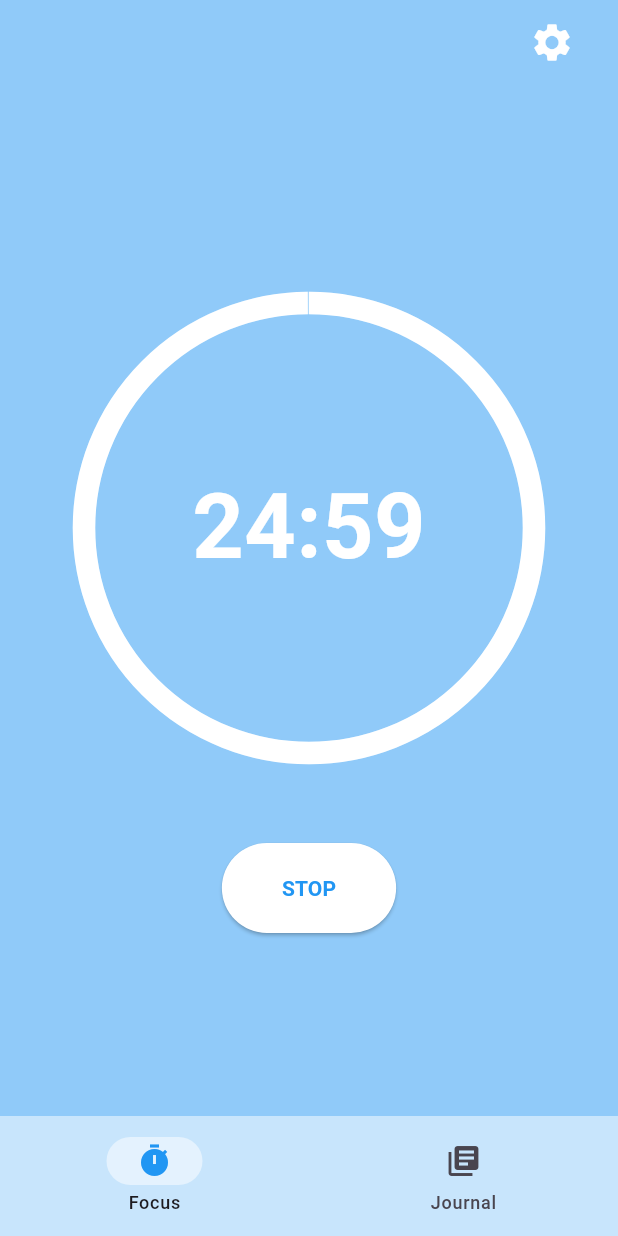
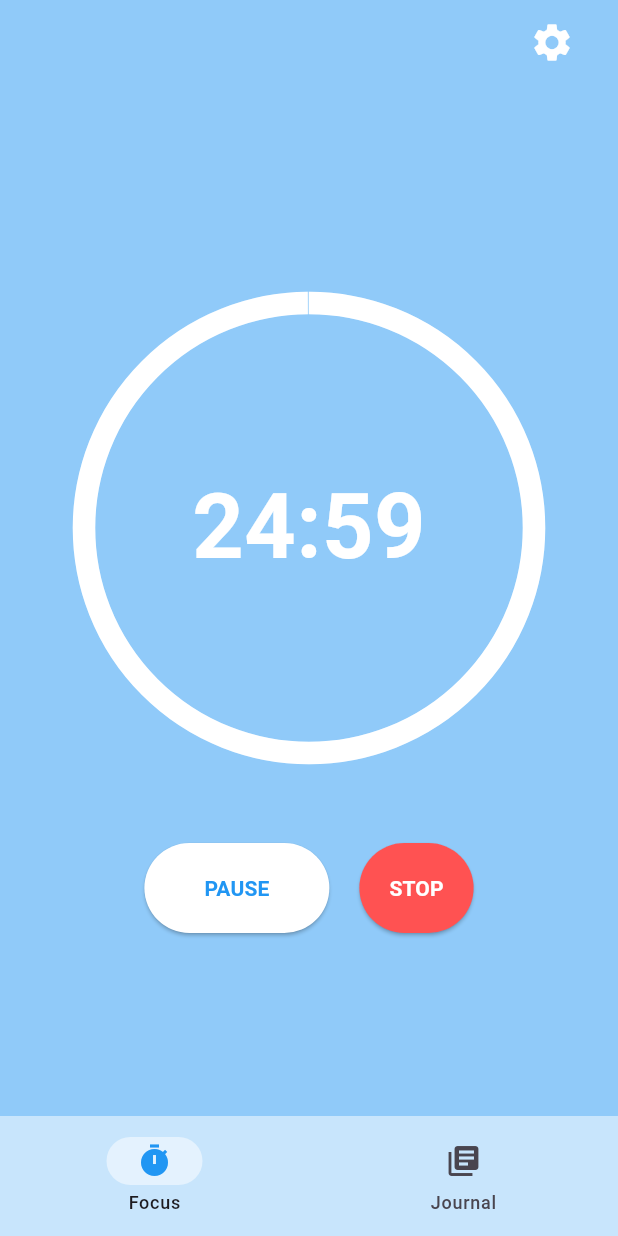
Before and after one commit to giopato02/NullState_App, a Flutter app: the screen it shows after launch, after a tap on the "remove circle outline" icon, after a tap on the "add circle outline" icon, after a tap on "START FOCUS", on a phone screen of 412 x 824 dp. Run offline on Flutter 3.47's test engine with Material 3 defaults, Android fonts, the phone set to English and light mode, and no system bars; our stand-ins replace hive, hive_flutter, wakelock_plus; accounts and stored records are empty.

Commit message:
Fixed some bugs with the timer and Added a FEATURE: Pause/Resume

```diff
--- a/lib/pages/focus_page.dart
+++ b/lib/pages/focus_page.dart
@@ -1,6 +1,7 @@
 import 'package:flutter/material.dart';
 import 'package:hive_flutter/hive_flutter.dart';
 import 'dart:async';
+import 'package:wakelock_plus/wakelock_plus.dart';
 
 class FocusPage extends StatefulWidget {
   const FocusPage({super.key});
@@ -9,102 +10,187 @@ class FocusPage extends StatefulWidget {
   State<FocusPage> createState() => _FocusPageState();
 }
 
-class _FocusPageState extends State<FocusPage> {
-// Variables
+class _FocusPageState extends State<FocusPage> with WidgetsBindingObserver {
+  // --Variables--
   double selectedMinutes = 25;
+
+  // State Flags
   bool isRunning = false;
+  bool isPaused = false;
 
+  DateTime? _endTime;
   int remainingSeconds = 0;
   Timer? timer;
   int totalSeconds = 0;
 
+  bool _wasStrictlyInterrupted = false;
+
   @override
   void initState() {
     super.initState();
-    // Access the box opened in main.dart
+    WidgetsBinding.instance.addObserver(this);
+
     final settingsBox = Hive.box('settings_box');
-
-    // Get the saved value (Default: 25)
     double savedDuration = settingsBox.get('focusDuration', defaultValue: 25.0);
-
-    // Update the variable that controls the slider and text
     setState(() {
       selectedMinutes = savedDuration;
     });
   }
 
-// Functions for the Timer Logic
+  @override
+  void dispose() {
+    WidgetsBinding.instance.removeObserver(this);
+    WakelockPlus.disable();
+    timer?.cancel();
+    super.dispose();
+  }
+
+  // --Functions--
 void startTimer() {
+    final settingsBox = Hive.box('settings_box');
+    bool isStrict = settingsBox.get('isStrictMode', defaultValue: false);
+
     setState(() {
       isRunning = true;
-      // Convert minutes to seconds
-      remainingSeconds = (selectedMinutes * 60).toInt();
-      totalSeconds = remainingSeconds;
+      isPaused = false;
     });
 
-    // Start the Ticker (Run this code every 1 second)
+    if (_endTime == null) {
+        totalSeconds = (selectedMinutes * 60).toInt();
+        remainingSeconds = totalSeconds;
+        _endTime = DateTime.now().add(Duration(seconds: totalSeconds));
+    }
+    else {
+        _endTime = DateTime.now().add(Duration(seconds: remainingSeconds));
+    }
+
+    if (isStrict) {
+      WakelockPlus.enable();
+    }
+
     timer = Timer.periodic(const Duration(seconds: 1), (timer) {
+      if (!mounted) return;
+
       setState(() {
-        if (remainingSeconds > 0) {
-          remainingSeconds--;
-        } else {
+        final now = DateTime.now();
+
+        // FIX OF BUG: Use ceil() to prevent the "2 second jump"
+        // Before this the timer used to decrement by 2 on the UI when started
+        // This was Because code takes a few milliseconds to run,
+        // and the tick actually happens at 1.01 seconds.
+        // So 30.00 - 1.01 = 28.99 seconds left. This gets rounded down to 28
+        remainingSeconds = (_endTime!.difference(now).inMilliseconds / 1000).ceil();
+
+        if (remainingSeconds <= 0) {
           stopTimer();
-          // (play a sound here later)
         }
+      });
+    });
   }
-      );
-    }
-  );
+
+  void pauseTimer() {
+    timer?.cancel();
+    WakelockPlus.disable(); // Save battery while paused
+
+    setState(() {
+      isRunning = false;
+      isPaused = true;
+      // do NOT clear _endTime here, because we need it to know we are "mid-session"
+      // But we DO need to make sure remainingSeconds is accurate for the UI
+    });
   }
 
   void stopTimer() {
     timer?.cancel();
+    WakelockPlus.disable();
+
     setState(() {
       isRunning = false;
-      // don't reset 'selectedMinutes' so the user remembers their last choice
+      isPaused = false;
+      remainingSeconds = 0;
+      _endTime = null; // Nuke _endTime so next start is fresh
+    });
   }
+
+  // LIFECYCLE OBSERVER
+  @override
+  void didChangeAppLifecycleState(AppLifecycleState state) {
+    super.didChangeAppLifecycleState(state);
+
+    final settingsBox = Hive.box('settings_box');
+    bool isStrict = settingsBox.get('isStrictMode', defaultValue: false);
+
+    if (state == AppLifecycleState.paused) {
+      // Punish if Strict Mode is ON and session is actively RUNNING
+      // (don't punish if they are already paused)
+      if (isStrict && isRunning) {
+        stopTimer();
+        _wasStrictlyInterrupted = true;
+      }
+    }
+
+    if (state == AppLifecycleState.resumed) {
+      if (_wasStrictlyInterrupted) {
+        _wasStrictlyInterrupted = false;
+        showDialog(
+          context: context,
+          builder: (context) => AlertDialog(
+            title: const Text("Focus Broken 😔"),
+            content: const Text("Strict Mode is active. You left the app, so the timer was reset."),
+            actions: [
+              TextButton(
+                onPressed: () => Navigator.pop(context),
+                child: const Text("I understand")
+              )
+            ],
+          )
         );
       }
+      // If we come back and it's running, update UI
+      else if (isRunning && _endTime != null) {
+        setState(() {
+           remainingSeconds = _endTime!.difference(DateTime.now()).inSeconds;
+        });
+      }
+    }
+  }
 
-  // Helper to format "65 seconds" into "01:05"
   String getFormattedTime() {
-    // If not running, just show the slider value
-    if (!isRunning) {
+    // If stopped, show slider value
+    if (!isRunning && !isPaused) {
       return "${selectedMinutes.toInt()}:00";
     }
 
-    // If running, do the math
-    int minutes = remainingSeconds ~/ 60; // Integer division
-    int seconds = remainingSeconds % 60;  // Remainder
+    // If running OR paused, show remainingSeconds
+    if (remainingSeconds < 0) return "00:00";
 
-    // .padLeft(2, '0') adds a zero if needed (e.g., "5" becomes "05")
+    int minutes = remainingSeconds ~/ 60;
+    int seconds = remainingSeconds % 60;
     return "${minutes.toString().padLeft(2, '0')}:${seconds.toString().padLeft(2, '0')}";
   }
 
-//UI
   @override
   Widget build(BuildContext context) {
     return Center(
       child: Column(
         mainAxisAlignment: MainAxisAlignment.center,
         children: [
+          // TIMER CIRCLE
           Stack(
             alignment: Alignment.center,
             children: [
-              // Layer 1: Draining Circle
               SizedBox(
                 width: 300,
                 height: 300,
                 child: CircularProgressIndicator(
-                  // remaining/total = percentage (0.0 to 1.0)
-                  value: isRunning ? (remainingSeconds / totalSeconds) : 1.0,
+                  value: (isRunning || isPaused)
+                    ? (remainingSeconds / totalSeconds).clamp(0.0, 1.0)
+                    : 1.0,
                   strokeWidth: 15,
-                  color: Colors.white,
-                  backgroundColor: Colors.white.withValues(alpha: 0.3,),
+                  color: isPaused ? Colors.orangeAccent : Colors.white, // Orange when paused!
+                  backgroundColor: Colors.white.withValues(alpha: 0.3),
                 ),
               ),
-
-              // Layer 2: Text
               Text(
                 getFormattedTime(),
                 style: const TextStyle(
@@ -118,68 +204,50 @@ void startTimer() {
 
           const SizedBox(height: 40),
 
-          // 3. Duration Adjusting (Only visible when NOT running)
-          if (!isRunning)
+          // SLIDER (Only visible when completely STOPPED)
+          if (!isRunning && !isPaused)
             Padding(
               padding: const EdgeInsets.symmetric(horizontal: 40),
               child: Column(
                 children: [
-                  const Text(
-                    "Adjust Duration",
-                    style: TextStyle(color: Colors.white, fontSize: 20),
-                  ),
-
+                  const Text("Adjust Duration", style: TextStyle(color: Colors.white, fontSize: 20)),
                   const SizedBox(height: 20),
-
                   Row(
                     mainAxisAlignment: MainAxisAlignment.center,
                     children: [
-                      // Minus Button
                       IconButton(
                         onPressed: () {
                           setState(() {
-                            if (selectedMinutes > 1) {
-                              selectedMinutes--;
-                            }
+                            if (selectedMinutes > 1) selectedMinutes--;
                           });
                         },
-                        icon: const Icon(
-                          Icons.remove_circle_outline,
-                          color: Colors.white,
-                          size: 30,
+                        icon: const Icon(Icons.remove_circle_outline, color: Colors.white, size: 30),
                       ),
-                      ),
-
-                      // Spacing
                       const SizedBox(width: 1),
-
-                      // Plus Button
                       IconButton(
                         onPressed: () {
                           setState(() {
-                            if (selectedMinutes < 120) {
-                              selectedMinutes++;
-                            }
+                            if (selectedMinutes < 120) selectedMinutes++;
                           });
                         },
-                        icon: const Icon(
-                          Icons.add_circle_outline,
-                          color: Colors.white,
-                          size: 30,
-                        ),
+                        icon: const Icon(Icons.add_circle_outline, color: Colors.white, size: 30),
                       ),
                     ],
                   ),
-
                   Slider(
                     value: selectedMinutes,
                     min: 1,
                     max: 120,
+                    // FIX OF BUG: Force the slider to snap to 119 steps (1 to 120)
+                    // So the user can ONLY pick minutes instead of seconds
+                    divisions: 119,
+
                     activeColor: Colors.white,
                     inactiveColor: Colors.white.withValues(alpha: 0.3),
                     onChanged: (newValue) {
                       setState(() {
-                        selectedMinutes = newValue;
+                        // Extra safety: round it to nearest whole number
+                        selectedMinutes = newValue.roundToDouble();
                       });
                     },
                   ),
@@ -189,24 +257,44 @@ void startTimer() {
 
           const SizedBox(height: 20),
 
-          // 4. The Button
+          // BUTTONS ROW
+          Row(
+            mainAxisAlignment: MainAxisAlignment.center,
+            children: [
+              // MAIN ACTION BUTTON (Start / Pause / Resume)
               ElevatedButton(
                 style: ElevatedButton.styleFrom(
                   backgroundColor: Colors.white,
-              foregroundColor: Colors.blue,
+                  foregroundColor: isPaused ? Colors.orange : Colors.blue,
                   padding: const EdgeInsets.symmetric(horizontal: 40, vertical: 20),
                 ),
                 onPressed: () {
                   if (isRunning) {
-                stopTimer();
+                    pauseTimer();
                   } else {
-                startTimer();
+                    startTimer(); // Works for both Start and Resume
                   }
                 },
                 child: Text(
-              isRunning ? "STOP" : "START FOCUS",
+                  isRunning ? "PAUSE" : (isPaused ? "RESUME" : "START FOCUS"),
                   style: const TextStyle(fontWeight: FontWeight.bold),
                 ),
+              ),
+
+              // STOP BUTTON (Only visible when Active)
+              if (isRunning || isPaused) ...[
+                const SizedBox(width: 20),
+                ElevatedButton(
+                  style: ElevatedButton.styleFrom(
+                    backgroundColor: Colors.redAccent,
+                    foregroundColor: Colors.white,
+                    padding: const EdgeInsets.symmetric(horizontal: 20, vertical: 20),
+                  ),
+                  onPressed: stopTimer,
+                  child: const Text("STOP", style: TextStyle(fontWeight: FontWeight.bold)),
+                ),
+              ],
+            ],
           ),
         ],
       ),
--- a/pubspec.yaml
+++ b/pubspec.yaml
@@ -37,6 +37,7 @@ dependencies:
   # Use with the CupertinoIcons class for iOS style icons.
   cupertino_icons: ^1.0.8
   url_launcher: ^6.3.2
+  wakelock_plus: ^1.4.0
 
 dev_dependencies:
   flutter_test:
```
Also changed, not shown: lib/pages/settings_page.dart (+40 -3 lines), pubspec.lock, 3 other files. Lines whose indentation alone changed are shown as unchanged.
